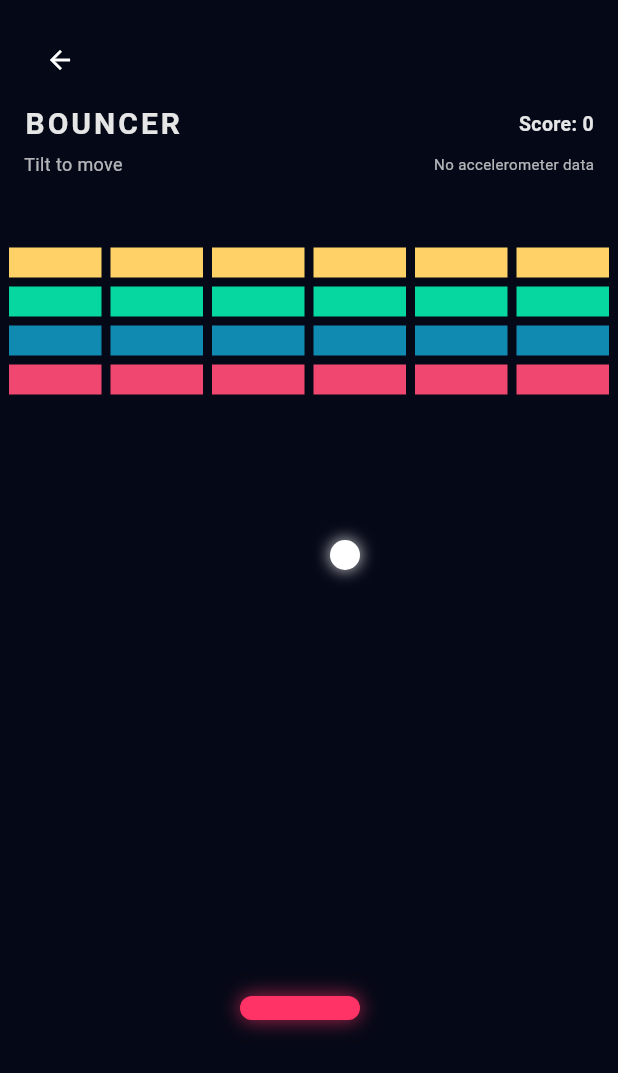
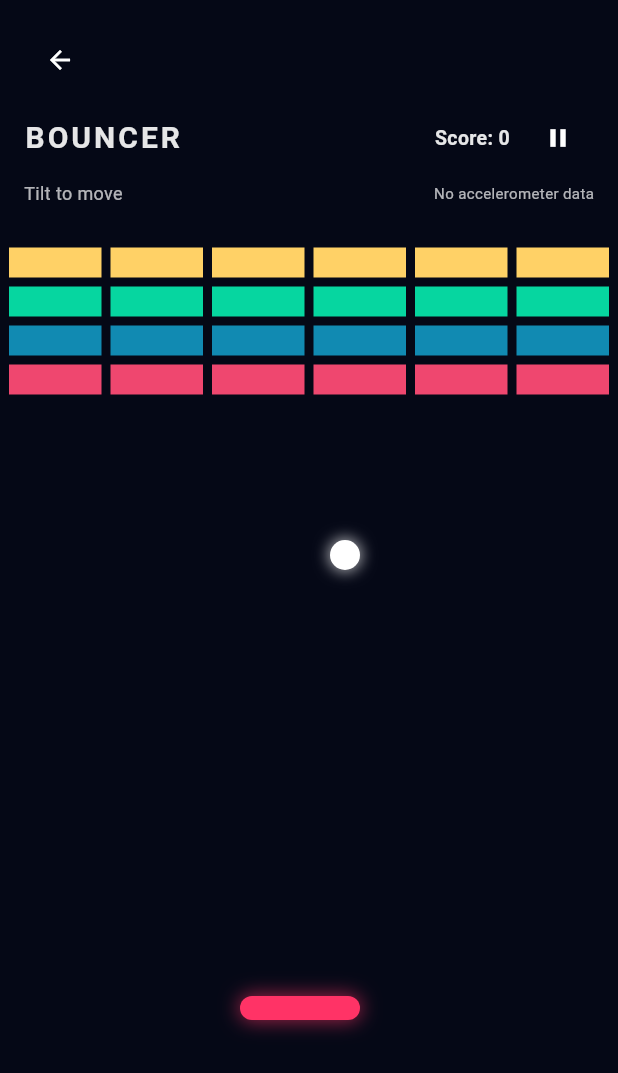
Before and after one commit to mavka1207/bouncer, a Flutter app: the screen it shows after launch, after a tap on "Start", on a phone screen of 412 x 824 dp. Shown: the top 1073 px of the screen. Run offline on Flutter 3.47's test engine with Material 3 defaults, Android fonts, the phone set to English and light mode, and no system bars; our stand-ins replace audioplayers, sensors_plus.

Commit message:
Add main menu, difficulty, HUD polish, pause and sound effects

```diff
--- a/lib/main.dart
+++ b/lib/main.dart
@@ -561,6 +561,7 @@ class _BouncerGameState extends State<BouncerGame>
                               letterSpacing: 2,
                             ),
                           ),
+                          const Spacer(),
                           Text(
                             'Score: $score',
                             style: TextStyle(
@@ -571,6 +572,21 @@ class _BouncerGameState extends State<BouncerGame>
                               fontWeight: FontWeight.w600,
                             ),
                           ),
+                          const SizedBox(width: 8),
+    IconButton(
+      icon: Icon(
+        isRunning ? Icons.pause : Icons.play_arrow,
+        color: Colors.white,
+        size: 20,
+      ),
+      padding: EdgeInsets.zero,
+      constraints: const BoxConstraints(),
+      onPressed: () {
+        setState(() {
+          isRunning = !isRunning;
+        });
+      },
+    ),
                         ],
                       ),
                       const SizedBox(height: 4),
```
